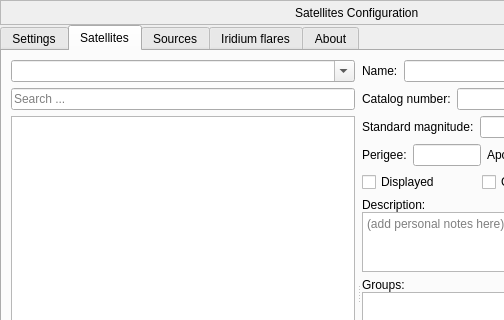
The window that plugins/Satellites/src/gui/satellitesDialog.ui (Stellarium/stellarium) describes before a commit, drawn with Qt 5; both pictures show x 0 to 504 and y 0 to 320 of the 734 by 536 pixel window.
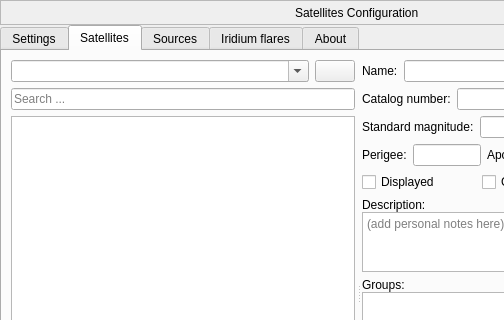
The same window after the commit. The open tabs and pages were chosen to show the change. Icons and pictures are not drawn. Custom widgets are drawn as their Qt base class.

Commit message: Added support custom filter for satellites

The edit to the form file:
```diff
--- a/plugins/Satellites/src/gui/satellitesDialog.ui
+++ b/plugins/Satellites/src/gui/satellitesDialog.ui
@@ -793,7 +793,15 @@
          <widget class="QWidget" name="layoutWidgetSatList">
           <layout class="QVBoxLayout" name="satlist_layout" stretch="0,0,0,0">
            <item>
+            <layout class="QHBoxLayout" name="horizontalLayout_19">
+             <item>
             <widget class="QComboBox" name="groupFilterCombo">
+               <property name="sizePolicy">
+                <sizepolicy hsizetype="Expanding" vsizetype="Fixed">
+                 <horstretch>0</horstretch>
+                 <verstretch>0</verstretch>
+                </sizepolicy>
+               </property>
              <property name="editable">
               <bool>true</bool>
              </property>
@@ -803,6 +811,20 @@
             </widget>
            </item>
            <item>
+              <widget class="QPushButton" name="customFilterButton">
+               <property name="toolTip">
+                <string>Settings of custom filter</string>
+               </property>
+               <property name="icon">
+                <iconset resource="../../../../data/gui/guiRes.qrc">
+                 <normaloff>:/graphicGui/uibtSettings.png</normaloff>
+                 <normalon>:/graphicGui/uibtSettings.png</normalon>:/graphicGui/uibtSettings.png</iconset>
+               </property>
+              </widget>
+             </item>
+            </layout>
+           </item>
+           <item>
             <widget class="QLineEdit" name="lineEditSearch">
              <property name="placeholderText">
               <string>Search ...</string>
```
Left out of the diff: 1 changed line with no effect on the pictures. Lines whose indentation alone changed are shown as unchanged. The commit also changes 11 other files.
